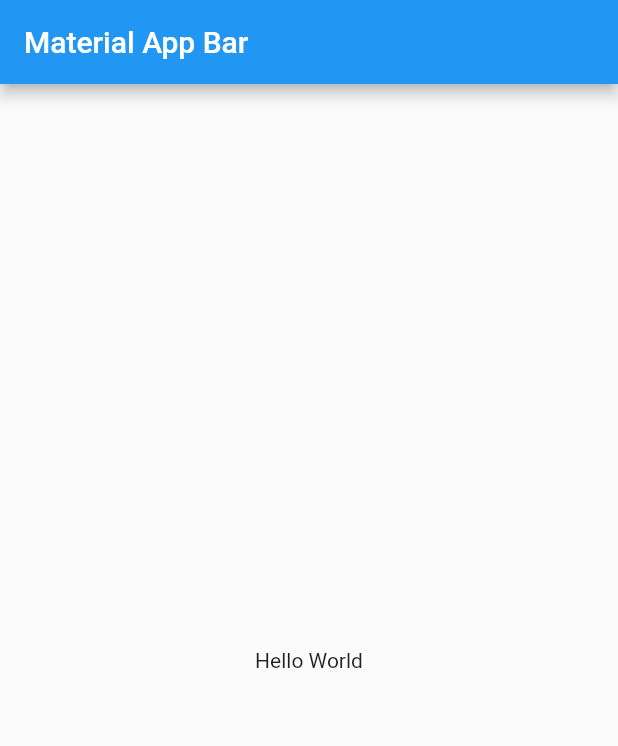
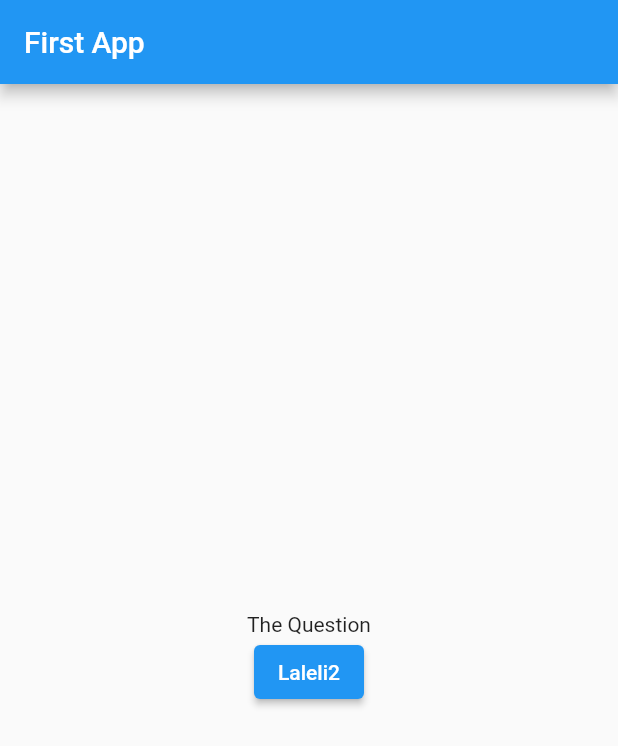
Before and after one commit to BD911-Coder/flutter_acedemind, a Flutter app: the screen it shows after launch, on a phone screen of 412 x 824 dp. Shown: the top 746 px of the screen. Run offline on Flutter 3.47's test engine with Material 2 defaults, Android fonts, the phone set to English and light mode, and no system bars.

Commit message:
Custom Elevated Button Created

```diff
--- a/lib/main.dart
+++ b/lib/main.dart
@@ -1,21 +1,32 @@
+import 'package:acedemind/screens/custom_elevated_button.dart';
 import 'package:flutter/material.dart';
 
-void main() => runApp(MyApp());
+void main() => runApp(const MyApp());
 
 class MyApp extends StatelessWidget {
+  const MyApp({super.key});
+
   @override
   Widget build(BuildContext context) {
+    List<String> questions = [
+      'What\'s your favorite color',
+      'What\'s your favorite animal'
+    ];
+
     return MaterialApp(
-      title: 'Material App',
+      title: 'Acedemind',
       home: Scaffold(
         appBar: AppBar(
-          title: Text('Material App Bar'),
+          title: const Text('First App'),
         ),
         body: Center(
-          child: Container(
-            child: Text('Hello World'),
-          ),
-        ),
+            child: Column(
+          mainAxisAlignment: MainAxisAlignment.center,
+          children: [
+            const Text('The Question'),
+            CustomElevatedButton(child: Text('Laleli2'))
+          ],
+        )),
       ),
     );
   }
--- /dev/null
+++ b/lib/screens/custom_elevated_button.dart
@@ -0,0 +1,17 @@
+import 'package:flutter/material.dart';
+
+class CustomElevatedButton extends StatelessWidget {
+  const CustomElevatedButton({Key? key, required child})
+      : _child = child,
+        super(key: key);
+
+  final Widget _child;
+
+  @mustCallSuper
+  void _customOnPressActions() {}
+
+  @override
+  Widget build(BuildContext context) {
+    return ElevatedButton(onPressed: _customOnPressActions, child: _child);
+  }
+}
```
